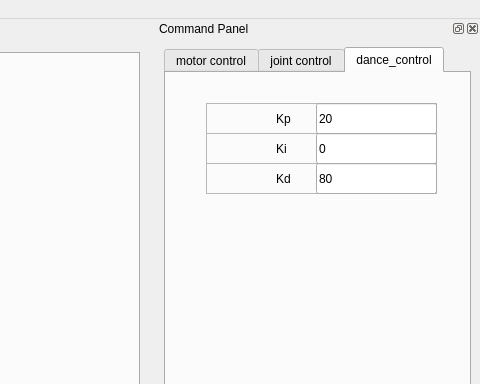
Above: ui/main_window.ui from Roboy/roboy_interface before the change; both pictures show x 825 to 1305 and y 0 to 384 of the 1305 by 878 pixel window. Below: the same form after it.
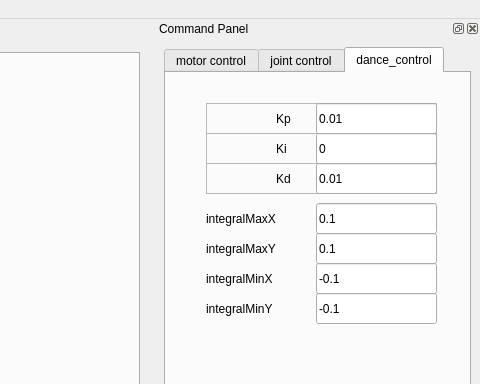
That is the form after the change. Icons and pictures are not drawn. Custom widgets are drawn as their Qt base class.

```diff
--- a/ui/main_window.ui
+++ b/ui/main_window.ui
@@ -3095,7 +3095,7 @@
            </rect>
           </property>
           <property name="text">
-           <string>80</string>
+           <string>0.01</string>
           </property>
          </widget>
          <widget class="QLabel" name="label_52">
@@ -3137,7 +3137,7 @@
            </rect>
           </property>
           <property name="text">
-           <string>20</string>
+           <string>0.01</string>
           </property>
          </widget>
          <widget class="QLabel" name="label_53">
@@ -3198,6 +3198,110 @@
           <bool>true</bool>
          </property>
         </widget>
+        <widget class="QLineEdit" name="integralMaxX">
+         <property name="geometry">
+          <rect>
+           <x>150</x>
+           <y>130</y>
+           <width>121</width>
+           <height>31</height>
+          </rect>
+         </property>
+         <property name="text">
+          <string>0.1</string>
+         </property>
+        </widget>
+        <widget class="QLineEdit" name="integralMaxY">
+         <property name="geometry">
+          <rect>
+           <x>150</x>
+           <y>160</y>
+           <width>121</width>
+           <height>31</height>
+          </rect>
+         </property>
+         <property name="text">
+          <string>0.1</string>
+         </property>
+        </widget>
+        <widget class="QLineEdit" name="integralMinY">
+         <property name="geometry">
+          <rect>
+           <x>150</x>
+           <y>220</y>
+           <width>121</width>
+           <height>31</height>
+          </rect>
+         </property>
+         <property name="text">
+          <string>-0.1</string>
+         </property>
+        </widget>
+        <widget class="QLineEdit" name="integralMinX">
+         <property name="geometry">
+          <rect>
+           <x>150</x>
+           <y>190</y>
+           <width>121</width>
+           <height>31</height>
+          </rect>
+         </property>
+         <property name="text">
+          <string>-0.1</string>
+         </property>
+        </widget>
+        <widget class="QLabel" name="label_54">
+         <property name="geometry">
+          <rect>
+           <x>40</x>
+           <y>130</y>
+           <width>101</width>
+           <height>31</height>
+          </rect>
+         </property>
+         <property name="text">
+          <string>integralMaxX</string>
+         </property>
+        </widget>
+        <widget class="QLabel" name="label_56">
+         <property name="geometry">
+          <rect>
+           <x>40</x>
+           <y>160</y>
+           <width>101</width>
+           <height>31</height>
+          </rect>
+         </property>
+         <property name="text">
+          <string>integralMaxY</string>
+         </property>
+        </widget>
+        <widget class="QLabel" name="label_55">
+         <property name="geometry">
+          <rect>
+           <x>40</x>
+           <y>190</y>
+           <width>101</width>
+           <height>31</height>
+          </rect>
+         </property>
+         <property name="text">
+          <string>integralMinX</string>
+         </property>
+        </widget>
+        <widget class="QLabel" name="label_57">
+         <property name="geometry">
+          <rect>
+           <x>40</x>
+           <y>220</y>
+           <width>101</width>
+           <height>31</height>
+          </rect>
+         </property>
+         <property name="text">
+          <string>integralMinY</string>
+         </property>
+        </widget>
        </widget>
       </widget>
      </item>
```
Left out of the diff: 2 changed lines with no effect on the pictures.
